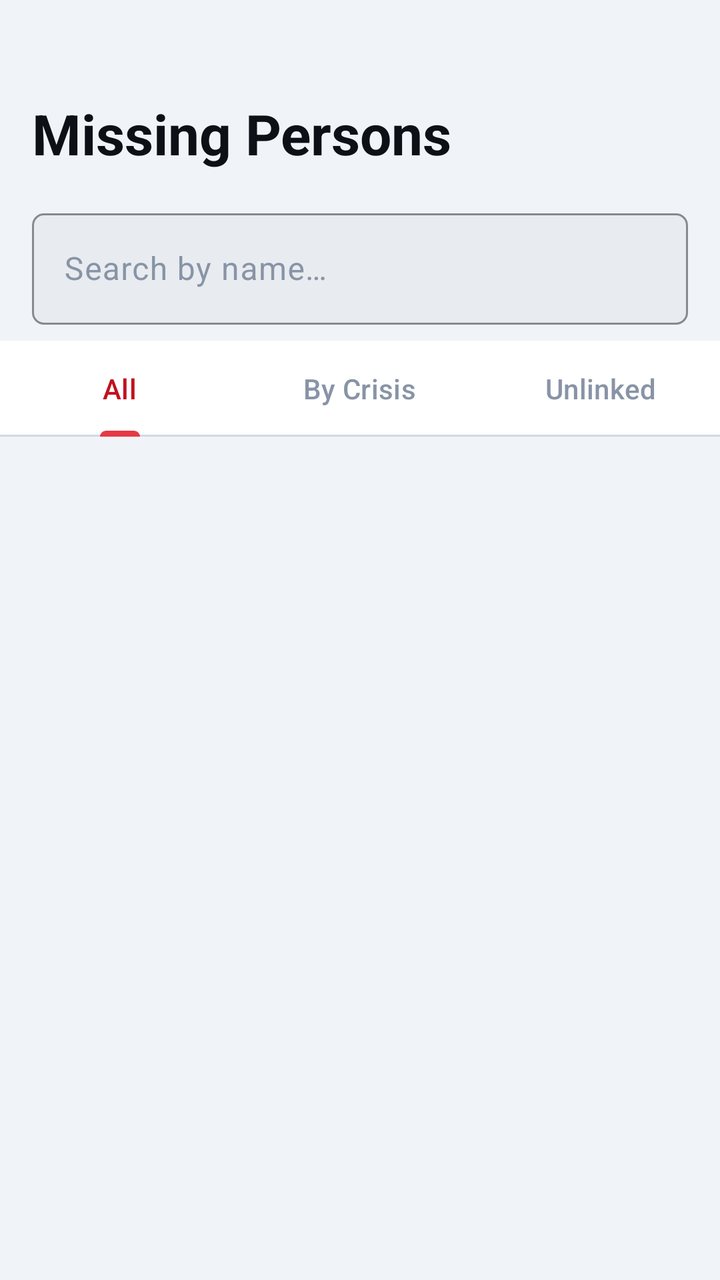
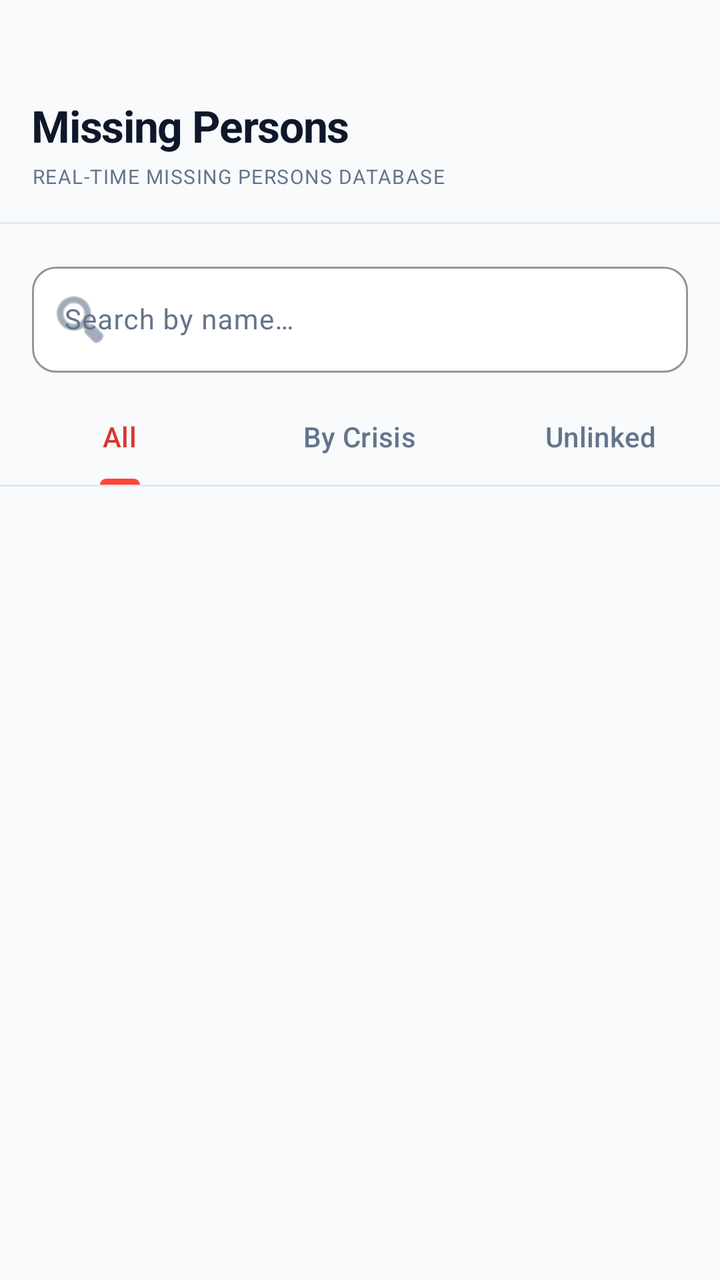

Before-and-after screenshots of an Android layout around one commit, followed by the original layout XML and the change that was made.
<!-- AndroidManifest.xml: application theme Theme.NISHAAN -->
<!-- res/layout/fragment_missing_hub.xml -->
<?xml version="1.0" encoding="utf-8"?>
<LinearLayout xmlns:android="http://schemas.android.com/apk/res/android"
    xmlns:app="http://schemas.android.com/apk/res-auto"
    android:layout_width="match_parent"
    android:layout_height="match_parent"
    android:background="?attr/android:colorBackground"
    android:orientation="vertical">

    <TextView
        android:layout_width="match_parent"
        android:layout_height="wrap_content"
        android:paddingHorizontal="@dimen/spacing_md"
        android:paddingTop="@dimen/spacing_xxl"
        android:text="@string/missing_hub_title"
        style="@style/TextDisplay" />

    
    <com.google.android.material.textfield.TextInputLayout
        android:id="@+id/searchLayout"
        style="@style/NishaanInputLayout"
        android:layout_width="match_parent"
        android:layout_height="wrap_content"
        android:layout_marginHorizontal="@dimen/spacing_md"
        android:layout_marginTop="@dimen/spacing_md"
        android:hint="@string/missing_hub_search">
        <com.google.android.material.textfield.TextInputEditText
            android:id="@+id/searchInput"
            android:layout_width="match_parent"
            android:layout_height="wrap_content"
            android:inputType="text" />
    </com.google.android.material.textfield.TextInputLayout>

    
    <com.google.android.material.tabs.TabLayout
        android:id="@+id/tabLayout"
        android:layout_width="match_parent"
        android:layout_height="wrap_content"
        android:layout_marginTop="@dimen/spacing_sm"
        app:tabTextColor="?attr/colorOnSurfaceVariant"
        app:tabSelectedTextColor="?attr/colorPrimary"
        app:tabIndicatorColor="@color/color_primary">
        <com.google.android.material.tabs.TabItem android:layout_width="wrap_content"
            android:layout_height="wrap_content" android:text="@string/missing_hub_tab_all" />
        <com.google.android.material.tabs.TabItem android:layout_width="wrap_content"
            android:layout_height="wrap_content" android:text="@string/missing_hub_tab_by_crisis" />
        <com.google.android.material.tabs.TabItem android:layout_width="wrap_content"
            android:layout_height="wrap_content" android:text="@string/missing_hub_tab_unlinked" />
    </com.google.android.material.tabs.TabLayout>

    <androidx.recyclerview.widget.RecyclerView
        android:id="@+id/missingRecycler"
        android:layout_width="match_parent"
        android:layout_height="0dp"
        android:layout_weight="1"
        android:clipToPadding="false"
        android:paddingHorizontal="@dimen/spacing_md"
        android:paddingTop="@dimen/spacing_sm"
        app:layoutManager="androidx.recyclerview.widget.LinearLayoutManager" />

    
    <LinearLayout
        android:id="@+id/emptyState"
        android:layout_width="match_parent"
        android:layout_height="0dp"
        android:layout_weight="1"
        android:gravity="center"
        android:orientation="vertical"
        android:visibility="gone">
        <TextView
            android:layout_width="wrap_content"
            android:layout_height="wrap_content"
            android:text="@string/alerts_empty"
            style="@style/TextBodyMedium" />
    </LinearLayout>
</LinearLayout>
<!-- resources referenced by this layout -->
<resources>
  <color name="color_primary">#E63946</color>
  <dimen name="spacing_md">16dp</dimen>
  <dimen name="spacing_sm">8dp</dimen>
  <dimen name="spacing_xxl">48dp</dimen>
  <string name="alerts_empty">No alerts yet. Stay safe.</string>
  <string name="missing_hub_search">Search by name…</string>
  <string name="missing_hub_tab_all">All</string>
  <string name="missing_hub_tab_by_crisis">By Crisis</string>
  <string name="missing_hub_tab_unlinked">Unlinked</string>
  <string name="missing_hub_title">Missing Persons</string>
  <style name="NishaanInputLayout" parent="Widget.Material3.TextInputLayout.OutlinedBox">
          <item name="boxBackgroundColor">?attr/colorSurfaceVariant</item>
          <item name="boxStrokeColor">@color/color_primary</item>
          <item name="boxCornerRadiusTopStart">@dimen/dimen_input_corner_radius</item>
          <item name="boxCornerRadiusTopEnd">@dimen/dimen_input_corner_radius</item>
          <item name="boxCornerRadiusBottomStart">@dimen/dimen_input_corner_radius</item>
          <item name="boxCornerRadiusBottomEnd">@dimen/dimen_input_corner_radius</item>
      </style>
  <style name="TextBodyMedium">
          <item name="android:textSize">14sp</item>
          <item name="android:textColor">?attr/colorOnSurface</item>
      </style>
  <style name="TextDisplay">
          <item name="android:textSize">28sp</item>
          <item name="android:textStyle">bold</item>
          <item name="android:textColor">?attr/colorOnBackground</item>
      </style>
  <style name="Theme.NISHAAN" parent="Base.Theme.NISHAAN" />
  <dimen name="dimen_input_corner_radius">6dp</dimen>
  <style name="Base.Theme.NISHAAN" parent="Theme.Material3.Light.NoActionBar">
          <item name="colorPrimary">@color/color_primary_light</item>
          <item name="colorOnPrimary">@color/white</item>
          <item name="colorPrimaryContainer">@color/color_primary</item>
          <item name="android:colorBackground">@color/color_background_light</item>
          <item name="colorOnBackground">@color/color_on_background_light</item>
          <item name="colorSurface">@color/color_surface_light</item>
          <item name="colorOnSurface">@color/color_on_surface_light</item>
          <item name="colorSurfaceVariant">@color/color_surface_variant_light</item>
          <item name="colorOnSurfaceVariant">@color/color_on_surface_muted_light</item>
          <item name="colorOutlineVariant">@color/color_divider_light</item>
          <item name="android:statusBarColor">@color/color_background_light</item>
          <item name="android:navigationBarColor">@color/color_surface_light</item>
      </style>
  <color name="color_primary_light">#C1121F</color>
  <color name="white">#FFFFFFFF</color>
  <color name="color_background_light">#F0F4F8</color>
  <color name="color_on_background_light">#0D1117</color>
  <color name="color_surface_light">#FFFFFF</color>
  <color name="color_on_surface_light">#3D4A5C</color>
  <color name="color_surface_variant_light">#E8ECF0</color>
  <color name="color_on_surface_muted_light">#8894A6</color>
  <color name="color_divider_light">#D4DAE2</color>
</resources>

<!-- the commit's change to res/layout/fragment_missing_hub.xml (unified diff, before → after) -->
@@ -6,13 +6,40 @@
     android:background="?attr/android:colorBackground"
     android:orientation="vertical">
 
-    <TextView
+    
+    <LinearLayout
         android:layout_width="match_parent"
         android:layout_height="wrap_content"
+        android:orientation="vertical"
         android:paddingHorizontal="@dimen/spacing_md"
         android:paddingTop="@dimen/spacing_xxl"
-        android:text="@string/missing_hub_title"
-        style="@style/TextDisplay" />
+        android:paddingBottom="@dimen/spacing_md"
+        android:background="?attr/android:colorBackground">
+
+        <TextView
+            android:layout_width="match_parent"
+            android:layout_height="wrap_content"
+            android:text="@string/missing_hub_title"
+            android:textSize="22sp"
+            android:letterSpacing="-0.02"
+            style="@style/TextDisplay" />
+
+        <TextView
+            style="@style/TextCaption"
+            android:layout_width="match_parent"
+            android:layout_height="wrap_content"
+            android:layout_marginTop="4dp"
+            android:text="Real-time Missing Persons Database"
+            android:textColor="?attr/colorOnSurfaceVariant"
+            android:textAllCaps="true"
+            android:letterSpacing="0.05"
+            android:textSize="10sp" />
+    </LinearLayout>
+
+    <View
+        android:layout_width="match_parent"
+        android:layout_height="1dp"
+        android:background="?attr/colorOutlineVariant" />
 
     
     <com.google.android.material.textfield.TextInputLayout
@@ -22,11 +49,17 @@
         android:layout_height="wrap_content"
         android:layout_marginHorizontal="@dimen/spacing_md"
         android:layout_marginTop="@dimen/spacing_md"
-        android:hint="@string/missing_hub_search">
+        android:layout_marginBottom="@dimen/spacing_sm"
+        android:hint="@string/missing_hub_search"
+        app:startIconDrawable="@android:drawable/ic_menu_search"
+        app:startIconTint="?attr/colorOnSurfaceVariant">
+
         <com.google.android.material.textfield.TextInputEditText
             android:id="@+id/searchInput"
             android:layout_width="match_parent"
             android:layout_height="wrap_content"
+            android:textColor="?attr/colorOnSurface"
+            android:textSize="14sp"
             android:inputType="text" />
     </com.google.android.material.textfield.TextInputLayout>
 
@@ -35,18 +68,34 @@
         android:id="@+id/tabLayout"
         android:layout_width="match_parent"
         android:layout_height="wrap_content"
-        android:layout_marginTop="@dimen/spacing_sm"
+        android:background="?attr/android:colorBackground"
         app:tabTextColor="?attr/colorOnSurfaceVariant"
         app:tabSelectedTextColor="?attr/colorPrimary"
-        app:tabIndicatorColor="@color/color_primary">
-        <com.google.android.material.tabs.TabItem android:layout_width="wrap_content"
-            android:layout_height="wrap_content" android:text="@string/missing_hub_tab_all" />
-        <com.google.android.material.tabs.TabItem android:layout_width="wrap_content"
-            android:layout_height="wrap_content" android:text="@string/missing_hub_tab_by_crisis" />
-        <com.google.android.material.tabs.TabItem android:layout_width="wrap_content"
-            android:layout_height="wrap_content" android:text="@string/missing_hub_tab_unlinked" />
+        app:tabIndicatorColor="@color/color_primary"
+        app:tabIndicatorHeight="3dp"
+        app:tabRippleColor="@android:color/transparent">
+        <com.google.android.material.tabs.TabItem 
+            android:layout_width="wrap_content"
+            android:layout_height="wrap_content" 
+            android:text="@string/missing_hub_tab_all" />
+        <com.google.android.material.tabs.TabItem 
+            android:layout_width="wrap_content"
+            android:layout_height="wrap_content" 
+            android:text="@string/missing_hub_tab_by_crisis" />
+        <com.google.android.material.tabs.TabItem 
+            android:layout_width="wrap_content"
+            android:layout_height="wrap_content" 
+            android:text="@string/missing_hub_tab_unlinked" />
     </com.google.android.material.tabs.TabLayout>
 
+    
+    <View
+        android:layout_width="match_parent"
+        android:layout_height="1dp"
+        android:background="?attr/colorOutlineVariant"
+        android:layout_marginBottom="2dp" />
+
+    
     <androidx.recyclerview.widget.RecyclerView
         android:id="@+id/missingRecycler"
         android:layout_width="match_parent"
@@ -55,6 +104,7 @@
         android:clipToPadding="false"
         android:paddingHorizontal="@dimen/spacing_md"
         android:paddingTop="@dimen/spacing_sm"
+        android:paddingBottom="@dimen/spacing_lg"
         app:layoutManager="androidx.recyclerview.widget.LinearLayoutManager" />
 
     
@@ -65,11 +115,24 @@
         android:layout_weight="1"
         android:gravity="center"
         android:orientation="vertical"
+        android:padding="@dimen/spacing_xl"
         android:visibility="gone">
+
+        <ImageView
+            android:layout_width="48dp"
+            android:layout_height="48dp"
+            android:src="@android:drawable/ic_menu_search"
+            app:tint="?attr/colorOnSurfaceVariant"
+            android:layout_marginBottom="16dp"
+            android:contentDescription="@null" />
+
         <TextView
             android:layout_width="wrap_content"
             android:layout_height="wrap_content"
             android:text="@string/alerts_empty"
+            android:textColor="?attr/colorOnSurfaceVariant"
+            android:textSize="14sp"
+            android:textStyle="bold"
             style="@style/TextBodyMedium" />
     </LinearLayout>
 </LinearLayout>
<!-- resource entries referenced after the edit -->
@@ -1,8 +1,10 @@
 <!-- resources referenced by this layout -->
 <resources>
-  <color name="color_primary">#E63946</color>
+  <color name="color_primary">#FF453A</color>
+  <dimen name="spacing_lg">24dp</dimen>
   <dimen name="spacing_md">16dp</dimen>
   <dimen name="spacing_sm">8dp</dimen>
+  <dimen name="spacing_xl">32dp</dimen>
   <dimen name="spacing_xxl">48dp</dimen>
   <string name="alerts_empty">No alerts yet. Stay safe.</string>
   <string name="missing_hub_search">Search by name…</string>
@@ -11,24 +13,33 @@
   <string name="missing_hub_tab_unlinked">Unlinked</string>
   <string name="missing_hub_title">Missing Persons</string>
   <style name="NishaanInputLayout" parent="Widget.Material3.TextInputLayout.OutlinedBox">
-          <item name="boxBackgroundColor">?attr/colorSurfaceVariant</item>
+          <item name="boxBackgroundColor">?attr/colorSurface</item>
           <item name="boxStrokeColor">@color/color_primary</item>
           <item name="boxCornerRadiusTopStart">@dimen/dimen_input_corner_radius</item>
           <item name="boxCornerRadiusTopEnd">@dimen/dimen_input_corner_radius</item>
           <item name="boxCornerRadiusBottomStart">@dimen/dimen_input_corner_radius</item>
           <item name="boxCornerRadiusBottomEnd">@dimen/dimen_input_corner_radius</item>
+          <item name="android:textColorHint">?attr/colorOnSurfaceVariant</item>
+          <item name="hintTextColor">@color/color_primary</item>
       </style>
   <style name="TextBodyMedium">
           <item name="android:textSize">14sp</item>
           <item name="android:textColor">?attr/colorOnSurface</item>
+          <item name="android:letterSpacing">0.0</item>
+      </style>
+  <style name="TextCaption">
+          <item name="android:textSize">12sp</item>
+          <item name="android:textColor">?attr/colorOnSurfaceVariant</item>
+          <item name="android:letterSpacing">0.01</item>
       </style>
   <style name="TextDisplay">
-          <item name="android:textSize">28sp</item>
+          <item name="android:textSize">30sp</item>
           <item name="android:textStyle">bold</item>
           <item name="android:textColor">?attr/colorOnBackground</item>
+          <item name="android:letterSpacing">-0.02</item>
       </style>
   <style name="Theme.NISHAAN" parent="Base.Theme.NISHAAN" />
-  <dimen name="dimen_input_corner_radius">6dp</dimen>
+  <dimen name="dimen_input_corner_radius">12dp</dimen>
   <style name="Base.Theme.NISHAAN" parent="Theme.Material3.Light.NoActionBar">
           <item name="colorPrimary">@color/color_primary_light</item>
           <item name="colorOnPrimary">@color/white</item>
@@ -43,14 +54,14 @@
           <item name="android:statusBarColor">@color/color_background_light</item>
           <item name="android:navigationBarColor">@color/color_surface_light</item>
       </style>
-  <color name="color_primary_light">#C1121F</color>
+  <color name="color_primary_light">#D9382F</color>
   <color name="white">#FFFFFFFF</color>
-  <color name="color_background_light">#F0F4F8</color>
-  <color name="color_on_background_light">#0D1117</color>
+  <color name="color_background_light">#F8FAFC</color>
+  <color name="color_on_background_light">#0F172A</color>
   <color name="color_surface_light">#FFFFFF</color>
-  <color name="color_on_surface_light">#3D4A5C</color>
-  <color name="color_surface_variant_light">#E8ECF0</color>
-  <color name="color_on_surface_muted_light">#8894A6</color>
-  <color name="color_divider_light">#D4DAE2</color>
+  <color name="color_on_surface_light">#334155</color>
+  <color name="color_surface_variant_light">#F1F5F9</color>
+  <color name="color_on_surface_muted_light">#64748B</color>
+  <color name="color_divider_light">#E2E8F0</color>
 </resources>
 
